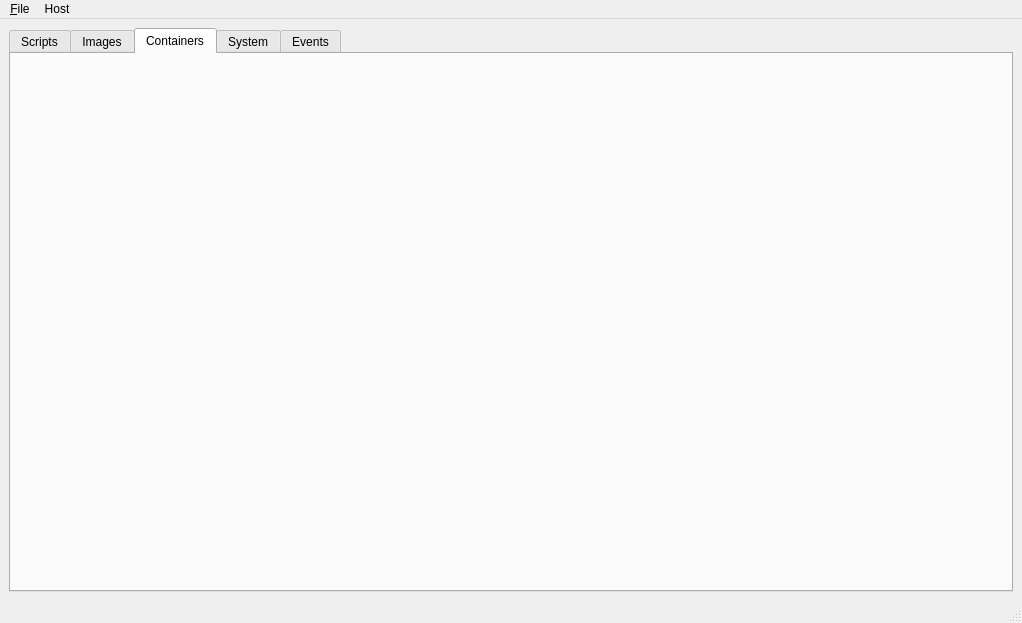
The window that mainwindow.ui (aleozlx/docker-script) describes before a commit, drawn with Qt 5.
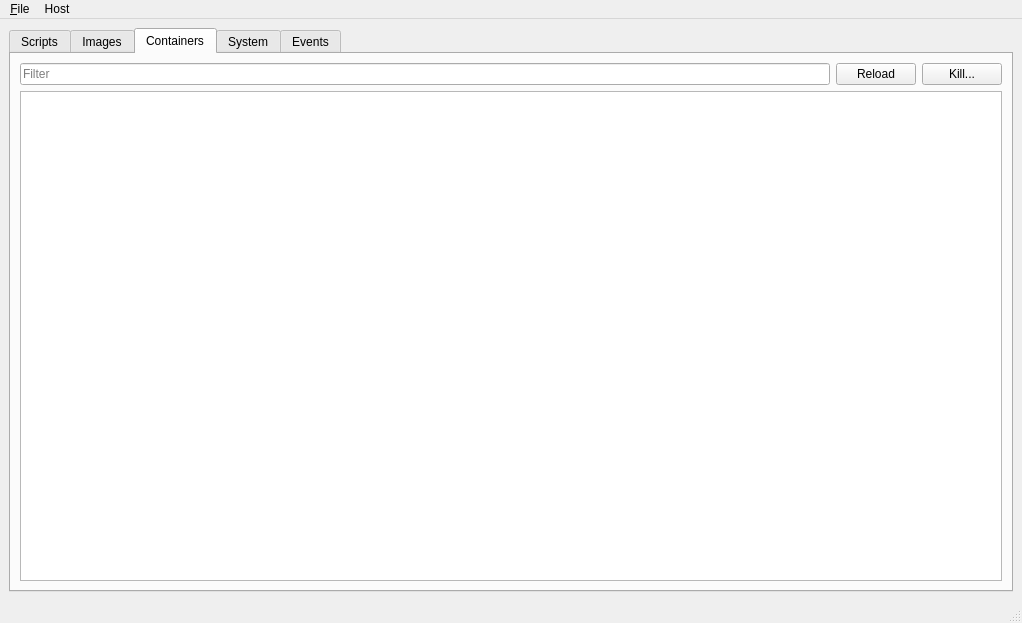
The same window after the commit. The open tabs and pages were chosen to show the change. Icons and pictures are not drawn.

Commit message: + containers and reload

```diff
--- a/mainwindow.ui
+++ b/mainwindow.ui
@@ -217,6 +217,36 @@
        <attribute name="title">
         <string>Containers</string>
        </attribute>
+       <layout class="QVBoxLayout" name="verticalLayout_9">
+        <item>
+         <layout class="QHBoxLayout" name="horizontalLayout_2">
+          <item>
+           <widget class="QLineEdit" name="lineEdit_3">
+            <property name="placeholderText">
+             <string>Filter</string>
+            </property>
+           </widget>
+          </item>
+          <item>
+           <widget class="QPushButton" name="pushButtonContainersReload">
+            <property name="text">
+             <string>Reload</string>
+            </property>
+           </widget>
+          </item>
+          <item>
+           <widget class="QPushButton" name="pushButtonKill">
+            <property name="text">
+             <string>Kill...</string>
+            </property>
+           </widget>
+          </item>
+         </layout>
+        </item>
+        <item>
+         <widget class="QListView" name="listViewContainers"/>
+        </item>
+       </layout>
       </widget>
       <widget class="QWidget" name="tab_4">
        <attribute name="title">
```
Left out of the diff: 4 changed lines with no effect on the pictures. The commit also changes 1 other file.
